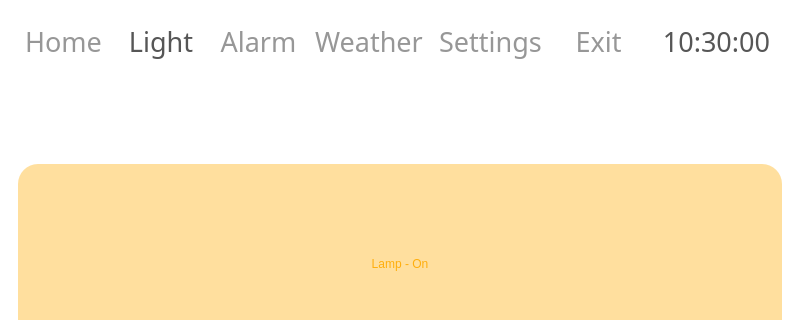
Qt form LightUi.ui (HarrisonPlume/BedsideTable) before a commit; both pictures show x 0 to 800 and y 0 to 320 of the 800 by 480 pixel window.
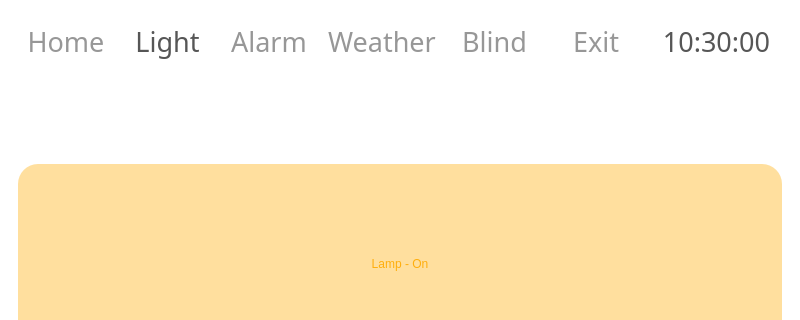
The same form after that commit.

Commit message: Added Blind Functionality

```diff
--- a/LightUi.ui
+++ b/LightUi.ui
@@ -196,7 +196,7 @@
           <string notr="true">border-style: solid;border-width: 0px;border-radius:0;background-color: #FFFFFF; padding:5px; color:#979797;font: 20pt &quot;Assistant&quot;;</string>
          </property>
          <property name="text">
-          <string>Settings</string>
+          <string>Blind</string>
          </property>
         </widget>
        </item>
```
Left out of the diff: 4 changed lines with no effect on the pictures. The commit also changes 8 other files.
